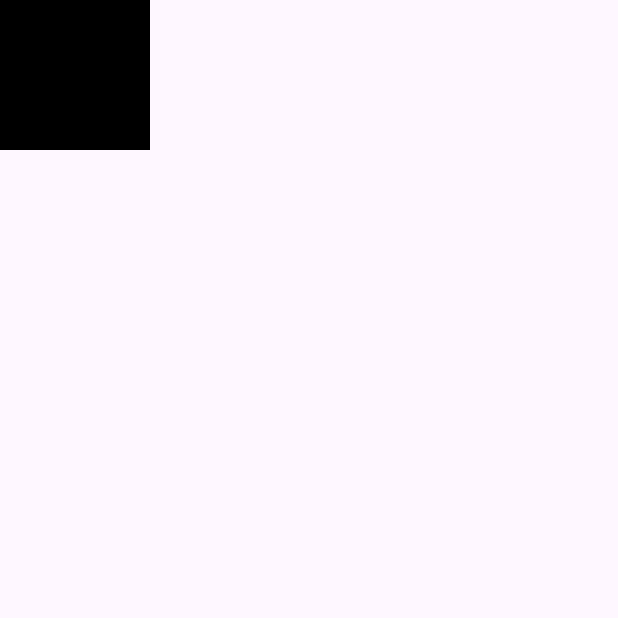
After one commit to sinanex/provider, a Flutter app: the ConatinerPage screen opened directly, on a phone screen of 412 x 824 dp, the top half of it. The commit adds this screen. Run offline on Flutter 3.47's test engine with Material 3 defaults, Android fonts, the phone set to English and light mode, and no system bars; our stand-ins replace image_picker.

Commit message:
icon color change

```diff
--- /dev/null
+++ b/provider_Pratise/flutterpro/lib/providerColor.dart
@@ -0,0 +1,18 @@
+import 'package:flutter/material.dart';
+
+class ColorChange extends ChangeNotifier{
+  Color iconColor = Colors.black;
+  bool aa = false;
+
+  void changeColor(){
+  if(aa == false){
+    aa = true;
+    iconColor = Colors.red;
+  }else{
+    aa= false;
+    iconColor = Colors.black;
+  }
+
+    notifyListeners();
+  }
+}
--- /dev/null
+++ b/provider_Pratise/flutterpro/lib/screeen.dart
@@ -0,0 +1,23 @@
+import 'package:flutter/material.dart';
+
+class ConatinerPage extends StatelessWidget {
+  const ConatinerPage({super.key});
+
+  @override
+  Widget build(BuildContext context) {
+    return Scaffold(
+      body: Column(
+        children: [
+          GestureDetector(
+            child: Container(
+              color: Colors.black,
+              width: 100,
+              height: 100,
+            ),
+          ),
+
+        ],
+      ),
+    );
+  }
+}
```
Also changed, not shown: provider_Pratise/flutterpro/lib/main.dart (+20 -63 lines).
